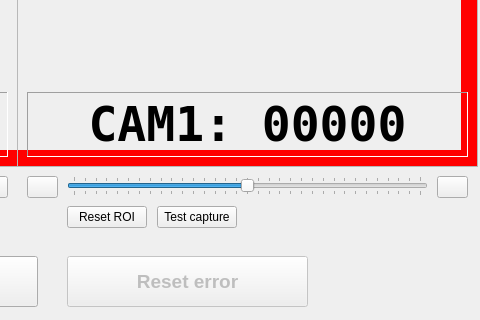
This is mainWindow.ui in cmbsolutions/RpiCameraComparer as Qt 5 draws it before an edit; both pictures show x 443 to 923 and y 244 to 564 of the 923 by 564 pixel window. The edited form follows.
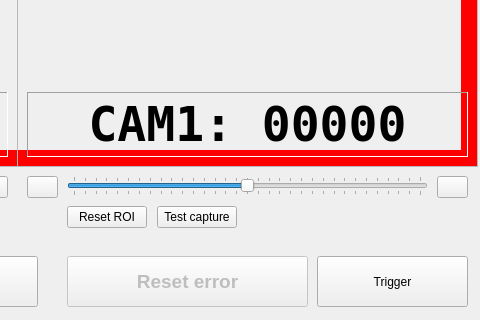
This is the edited form. Icons and pictures are not drawn.

Diff of the .ui file:
```diff
--- a/mainWindow.ui
+++ b/mainWindow.ui
@@ -564,6 +564,29 @@
      <bool>true</bool>
     </property>
    </widget>
+   <widget class="QPushButton" name="bTriggerManual">
+    <property name="geometry">
+     <rect>
+      <x>760</x>
+      <y>500</y>
+      <width>151</width>
+      <height>51</height>
+     </rect>
+    </property>
+    <property name="text">
+     <string>Trigger</string>
+    </property>
+    <property name="icon">
+     <iconset resource="Resources/icons.qrc">
+      <normaloff>:/main/gtk-media-record.png</normaloff>:/main/gtk-media-record.png</iconset>
+    </property>
+    <property name="iconSize">
+     <size>
+      <width>24</width>
+      <height>24</height>
+     </size>
+    </property>
+   </widget>
    <zorder>Frame_Error</zorder>
    <zorder>Cam0FocusPlus</zorder>
    <zorder>Cam0FocusMinus</zorder>
```
Left out of the diff: 18 changed lines with no effect on the pictures.
